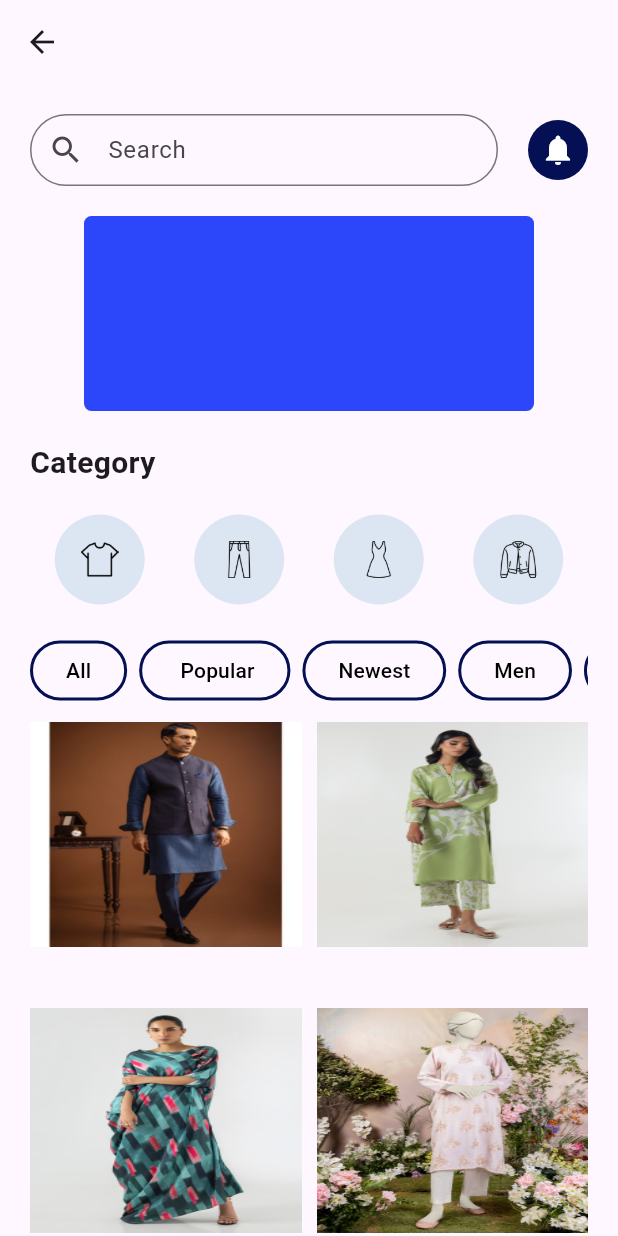
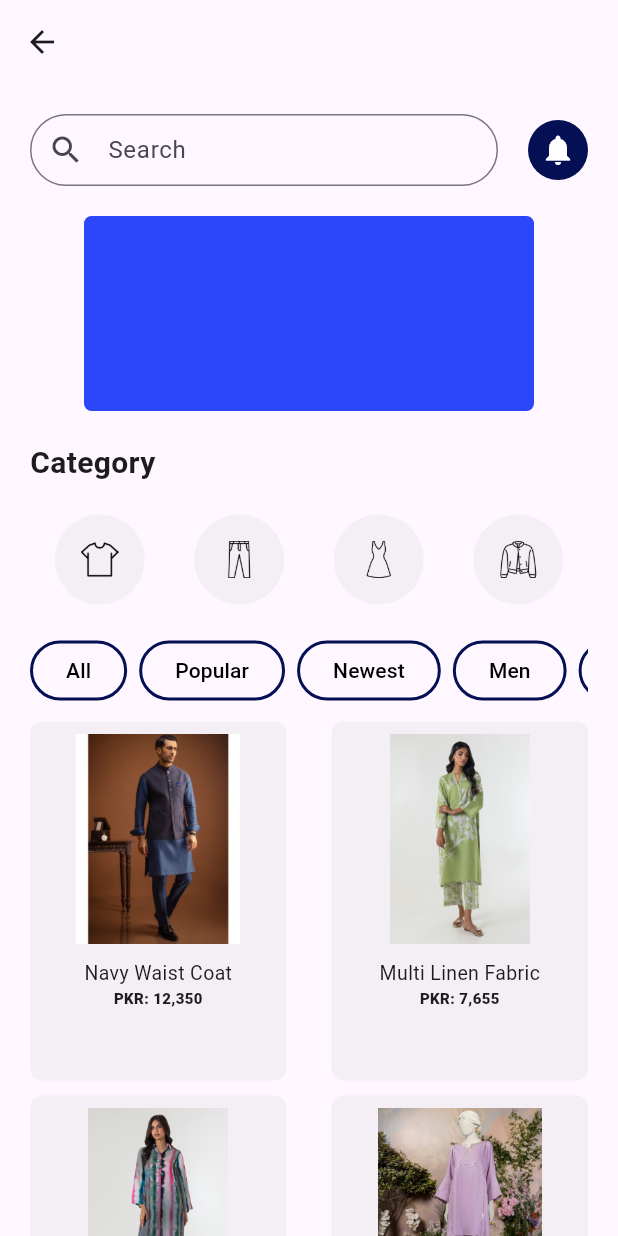
Before and after one commit to alishah18105/Flutter-Projects, a Flutter app: the Homepage screen opened directly, on a phone screen of 412 x 824 dp. Run offline on Flutter 3.47's test engine with Material 3 defaults, Android fonts, the phone set to English and light mode, and no system bars.

Commit message:
Product Detail Screen Added

```diff
--- a/Clothing Store/clothingstore/lib/HomePage.dart
+++ b/Clothing Store/clothingstore/lib/HomePage.dart
@@ -1,12 +1,16 @@
+import 'package:clothingstore/ProductDetails.dart';
+import 'package:clothingstore/data/data.dart';
 import 'package:clothingstore/widgets/CirAv_Hp.dart';
 import 'package:clothingstore/widgets/GridView_Hp.dart';
 import 'package:clothingstore/widgets/eleBut_Hp.dart';
 import 'package:flutter/material.dart';
 
 class Homepage extends StatelessWidget {
+
   const Homepage({super.key});
 
   @override
+
   Widget build(BuildContext context) {
     return Scaffold(
       appBar: AppBar(),
@@ -24,6 +28,7 @@ class Homepage extends StatelessWidget {
                         contentPadding: const EdgeInsets.symmetric(vertical: 8),
                         border: OutlineInputBorder(
                           borderRadius: BorderRadius.circular(25),
+                          borderSide: BorderSide(color: Color(0xff051054))
                         ),
                         prefixIcon: const Icon(Icons.search),
                         hintText: "Search",
@@ -55,9 +60,9 @@ class Homepage extends StatelessWidget {
                 style: TextStyle(fontSize: 20, fontWeight: FontWeight.bold),
               ),
               const SizedBox(height: 20),
-              const Row(
+              Row(
                 mainAxisAlignment: MainAxisAlignment.spaceAround,
-                children: [
+                children: const [
                   CaHp(image: "tshirt.png"),
                   CaHp(image: "trousers.png"),
                   CaHp(image: "dress.png"),
@@ -65,12 +70,12 @@ class Homepage extends StatelessWidget {
                 ],
               ),
               const SizedBox(height: 20),
-              const SingleChildScrollView(
+              SingleChildScrollView(
                 scrollDirection: Axis.horizontal,
                 child: Row(
-                  children: [
+                  children: const [
                     EleButtHp(text: "All"),
-                    EleButtHp(text: " Popular"),
+                    EleButtHp(text: "Popular"),
                     EleButtHp(text: "Newest"),
                     EleButtHp(text: "Men"),
                     EleButtHp(text: "Women"),
@@ -78,24 +83,22 @@ class Homepage extends StatelessWidget {
                 ),
               ),
               const SizedBox(height: 10),
-              GridView.count(
-                shrinkWrap: true,
-                physics: NeverScrollableScrollPhysics(),
-                crossAxisCount: 2,
-                crossAxisSpacing: 10,
-                mainAxisSpacing: 10,
-                children: [
-                  GridViewHP(images: "m1.jpg"),
-                   GridViewHP(images: "wm1.jpg"),
-                  GridViewHP(images: "wm7.jpg"),
-                  GridViewHP(images: "wm3.jpg"),
-                  GridViewHP(images: "m4.webp"),
-                  GridViewHP(images: "m8.jpg"),
-                  GridViewHP(images: "m5.jpg"),
-                  GridViewHP(images: "wm4.jpg"),
-                  GridViewHP(images: "m7.jpg"),
-                  GridViewHP(images: "m2.jpg"),
-                ],
+              GridView.builder(
+                physics: const NeverScrollableScrollPhysics(), // Disable GridView scroll
+                shrinkWrap: true, // Let GridView take up as much space as needed
+                gridDelegate: const SliverGridDelegateWithFixedCrossAxisCount(
+                  crossAxisCount: 2,
+                  childAspectRatio: (100 / 140),
+                  crossAxisSpacing: 30,
+                  mainAxisSpacing: 10,
+                ),
+                itemCount: 10,
+                itemBuilder: (context, i) {
+                  return  GestureDetector(child: GridViewHP(images:data[i]["image"], product_title: data[i]["pdDetail"], price: data[i]["price"],),
+                  onTap: () => Navigator.push(context, MaterialPageRoute(builder: (context){
+                    return Productdetails(index: i);
+                  })));
+                },
               ),
             ],
           ),
--- /dev/null
+++ b/Clothing Store/clothingstore/lib/data/data.dart
@@ -0,0 +1,18 @@
+List data = [
+{"image" : "m1.jpg", "pdDetail" : "Navy Waist Coat", "price" : "12,350",},
+{"image" : "wm1.jpg", "pdDetail" : "Multi Linen Fabric", "price" : "7,655",},
+{"image" : "wm6.jpg", "pdDetail" : "Poly Stain Fabric", "price" : "9,450",},
+{"image" : "w8.jpg", "pdDetail" : "Lilac Color Kurti", "price" : "3,517",},
+{"image" : "m7.jpg", "pdDetail" : "Brown Linen Kurta", "price" : "11,350",},
+{"image" : "wm4.jpg", "pdDetail" : "Multi Lawn Fabric", "price" : "12,350",},
+{"image" : "m2.jpg", "pdDetail" : "Sand Waist Coat", "price" : "13,350",},
+{"image" : "m8.jpg", "pdDetail" : "Light Olive Kurta", "price" : "10,550",},
+{"image" : "m5.jpg", "pdDetail" : "Milky White Kurta", "price" : "9,250",},
+{"image" : "wm3.jpg", "pdDetail" : "Peach Dobby Kurti", "price" : "6,350",},
+
+
+
+
+
+
+];
--- a/Clothing Store/clothingstore/lib/widgets/CirAv_Hp.dart
+++ b/Clothing Store/clothingstore/lib/widgets/CirAv_Hp.dart
@@ -12,7 +12,8 @@ final String? image ;
 
                   radius: 30,
 
-                  backgroundColor: Color(0xFFDCE6F2),
+                  backgroundColor: Colors.grey.withOpacity(0.1),
+
                   child: SizedBox(
                     width: 25,
                     height: 25,
--- a/Clothing Store/clothingstore/lib/widgets/GridView_Hp.dart
+++ b/Clothing Store/clothingstore/lib/widgets/GridView_Hp.dart
@@ -2,30 +2,33 @@ import 'package:flutter/material.dart';
 
 class GridViewHP extends StatelessWidget {
   final String? images;
-  const GridViewHP({super.key, required this.images});
+  final String? product_title;
+  final String? price;
+
+  const GridViewHP({super.key, required this.images, required  this.product_title, required  this.price});
 
   @override
   Widget build(BuildContext context) {
-    return Column(children: [Container(
-                        decoration: BoxDecoration(
-                          borderRadius: BorderRadius.circular(8),
-                        ),
-                        child: Image.asset(
-                          "assets/images/$images",
-                          fit: BoxFit.fill,
-                        ),
-                        width: double.infinity, // Make the image fit the grid cell
-                        height: 150, // Adjust height to fit within grid
-                      ),
-                     /* const Text(
-                        "NAVY LINEN WAISTCOAT",
-                        style: TextStyle(fontSize: 12),
-                      ),
-                      const Text(
-                        "PKR 10,245",
-                        style: TextStyle(
-                            fontSize: 15, fontWeight: FontWeight.bold),
-                      ),*/
-                      ],);
+    return Container(
+      width: MediaQuery.of(context).size.width/2,
+      padding: const EdgeInsets.all(8),
+      decoration: BoxDecoration(
+        borderRadius: BorderRadius.circular(8),
+        color: Colors.grey.withOpacity(0.1),
+      ),
+      child: Column(
+        children: [
+
+          SizedBox(
+            height: 140,
+            width: 130,
+            child: Image.asset("assets/images/$images",fit: BoxFit.contain),
+          ),
+          SizedBox(height: 10,),
+          Text("$product_title", style: TextStyle(fontSize: 13),),
+          Text("PKR: $price", style: TextStyle(fontWeight: FontWeight.w800, fontSize: 10),)
+        ],
+      ),
+    );
   }
 }
```
Also changed, not shown: Clothing Store/clothingstore/lib/ProductDetails.dart (added, +81 -0 lines), Clothing Store/clothingstore/lib/widgets/CirAv_Pd.dart (added, +26 -0 lines), Clothing Store/clothingstore/lib/widgets/eleBut_Pd.dart (added, +38 -0 lines).
